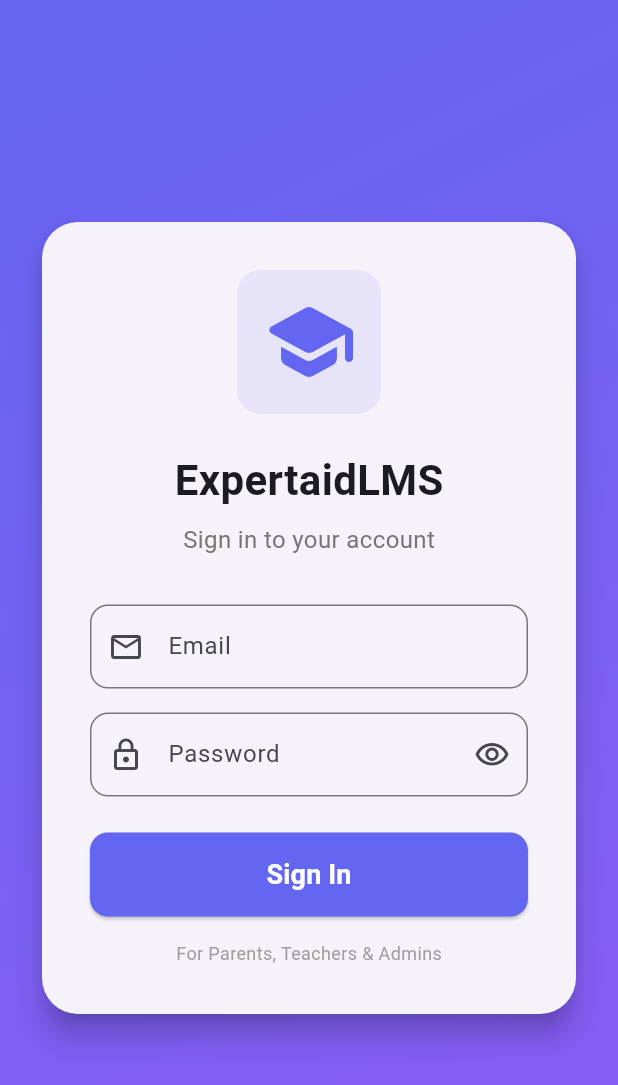
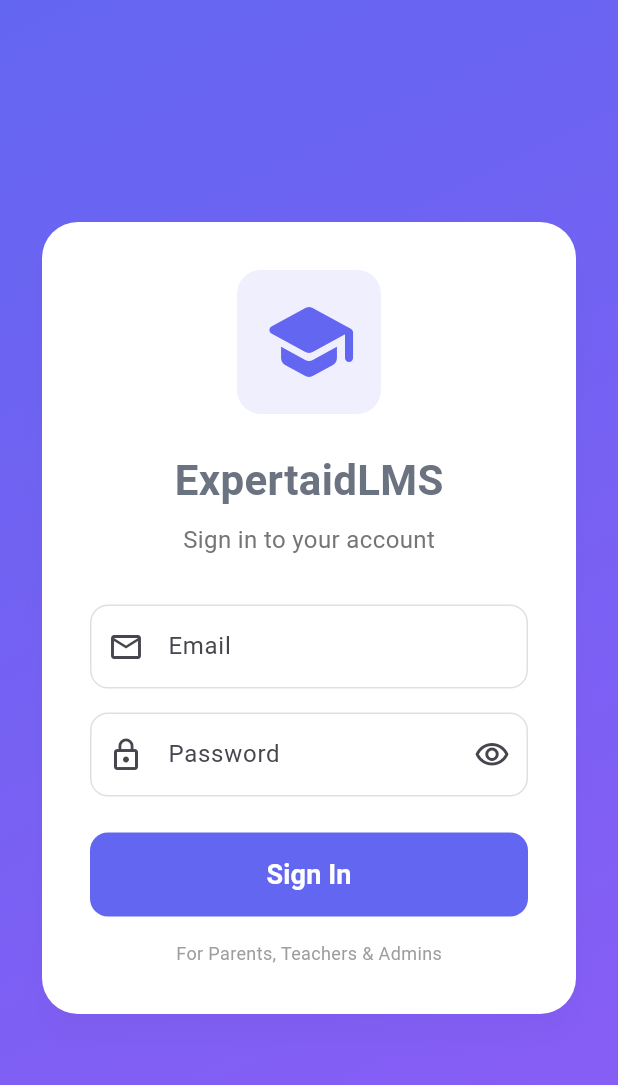
Before and after one commit to ekodecrux/LMS-Mobile, a Flutter app: the screen it shows after launch, on a phone screen of 412 x 824 dp. Shown: the top 1085 px of the screen. Run offline on Flutter 3.47's test engine with Material 3 defaults, Android fonts, the phone set to English and light mode, and no system bars; our stand-ins replace flutter_secure_storage, geolocator, shared_preferences.

Commit message:
Update theme to match expertlms.in branding - Indigo primary color

```diff
--- a/mobile-apps/main_app/lib/main.dart
+++ b/mobile-apps/main_app/lib/main.dart
@@ -26,18 +26,59 @@
         theme: ThemeData(
           useMaterial3: true,
           colorScheme: ColorScheme.fromSeed(
-            seedColor: const Color(0xFF6366F1), // Professional Indigo
+            seedColor: const Color(0xFF4F46E5), // ExpertLMS Indigo - matches website
+            primary: const Color(0xFF4F46E5),
             brightness: Brightness.light,
           ),
+          primaryColor: const Color(0xFF4F46E5),
+          scaffoldBackgroundColor: Colors.grey[50],
           cardTheme: CardTheme(
-            elevation: 2,
+            elevation: 4,
+            shadowColor: Colors.black.withOpacity(0.1),
             shape: RoundedRectangleBorder(
               borderRadius: BorderRadius.circular(16),
             ),
+            color: Colors.white,
           ),
           appBarTheme: const AppBarTheme(
             centerTitle: true,
             elevation: 0,
+            backgroundColor: Color(0xFF4F46E5),
+            foregroundColor: Colors.white,
+          ),
+          elevatedButtonTheme: ElevatedButtonThemeData(
+            style: ElevatedButton.styleFrom(
+              backgroundColor: const Color(0xFF4F46E5),
+              foregroundColor: Colors.white,
+              elevation: 0,
+              padding: const EdgeInsets.symmetric(horizontal: 24, vertical: 12),
+              shape: RoundedRectangleBorder(
+                borderRadius: BorderRadius.circular(12),
+              ),
+            ),
+          ),
+          inputDecorationTheme: InputDecorationTheme(
+            filled: true,
+            fillColor: Colors.white,
+            border: OutlineInputBorder(
+              borderRadius: BorderRadius.circular(12),
+              borderSide: BorderSide(color: Colors.grey[300]!),
+            ),
+            enabledBorder: OutlineInputBorder(
+              borderRadius: BorderRadius.circular(12),
+              borderSide: BorderSide(color: Colors.grey[300]!),
+            ),
+            focusedBorder: OutlineInputBorder(
+              borderRadius: BorderRadius.circular(12),
+              borderSide: const BorderSide(color: Color(0xFF4F46E5), width: 2),
+            ),
+            contentPadding: const EdgeInsets.symmetric(horizontal: 16, vertical: 16),
+          ),
+          textTheme: const TextTheme(
+            headlineLarge: TextStyle(color: Color(0xFF1F2937), fontWeight: FontWeight.bold),
+            headlineMedium: TextStyle(color: Color(0xFF1F2937), fontWeight: FontWeight.bold),
+            bodyLarge: TextStyle(color: Color(0xFF1F2937)),
+            bodyMedium: TextStyle(color: Color(0xFF6B7280)),
           ),
         ),
         home: const SplashScreen(),
```
